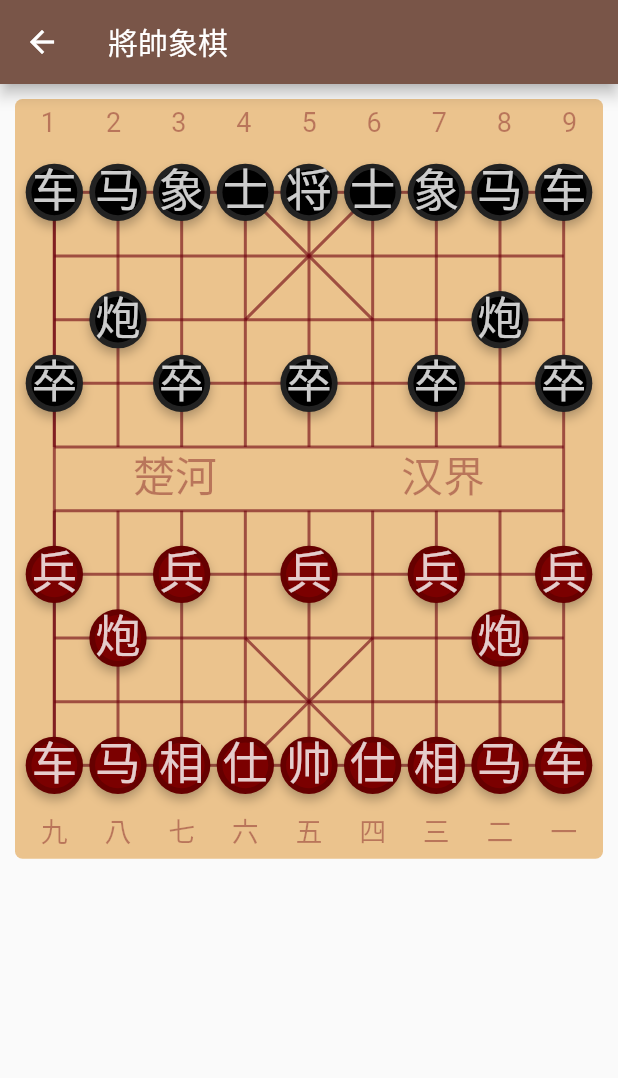
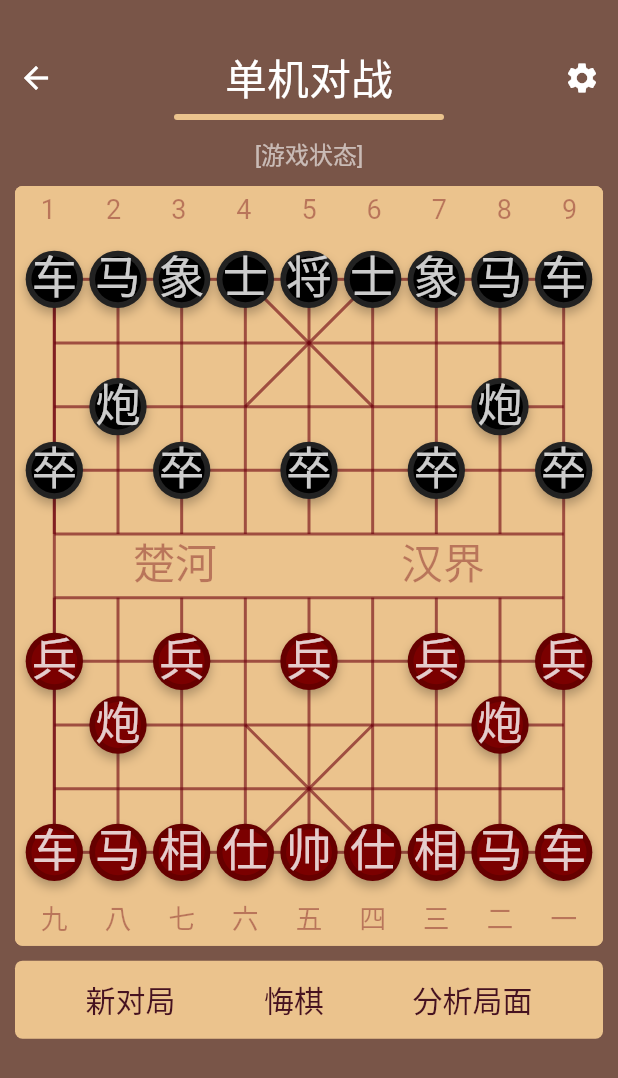
Before and after one commit to vagicc/flutter_chess, a Flutter app: the screen it shows after launch, after a tap on "单机对战", on a phone screen of 412 x 824 dp. Shown: the top 1078 px of the screen. Run offline on Flutter 3.47's test engine with Material 2 defaults, Android fonts, the phone set to English and light mode, and no system bars; Roboto replaces fonts that are missing (Chess).

Commit message:
添加棋盘的头部和顶部（新开局、悔棋、分析局面）

```diff
--- a/lib/main.dart
+++ b/lib/main.dart
@@ -7,6 +7,8 @@ void main() {
 
 class MyApp extends StatelessWidget {
   const MyApp({Key? key}) : super(key: key);
+
+  static const StatusBarHeight = 28.0;
 
   // This widget is the root of your application.
   @override
@@ -18,7 +20,7 @@ class MyApp extends StatelessWidget {
         fontFamily: 'Chess', //主题颜色
       ),
       home: const MainMenu(),
-      debugShowCheckedModeBanner: false,  //去掉右上角的“debug"
+      debugShowCheckedModeBanner: false, //去掉右上角的“debug"
     );
   }
 }
--- a/lib/routes/battle_page.dart
+++ b/lib/routes/battle_page.dart
@@ -1,7 +1,9 @@
 import 'package:flutter/material.dart';
 import '../board/board_widget.dart';
 import '../cchess/cc_base.dart';
+import '../common/color_consts.dart';
 import '../game/battle.dart';
+import '../main.dart';
 
 /*
 要在 vscode 中，如果需要将一个 StatelessWidget 修改为 StatefulWidget，
@@ -19,6 +21,98 @@ class BattlePage extends StatefulWidget {
 }
 
 class _BattlePageState extends State<BattlePage> {
+  Widget CreatePageHeader() {
+    final titleStyle =
+        TextStyle(fontSize: 28, color: ColorConsts.DarkTextPrimary);
+    final subTitleStyle =
+        TextStyle(fontSize: 16, color: ColorConsts.DarkTextSecondary);
+
+    return Container(
+      margin: const EdgeInsets.only(top: MyApp.StatusBarHeight),
+      child: Column(
+        children: <Widget>[
+          Row(
+            children: <Widget>[
+              IconButton(
+                icon:
+                    Icon(Icons.arrow_back, color: ColorConsts.DarkTextPrimary),
+                onPressed: () => Navigator.of(context).pop(),
+              ),
+              Expanded(child: SizedBox()),
+              Text('单机对战', style: titleStyle),
+              Expanded(child: SizedBox()),
+              IconButton(
+                icon: Icon(Icons.settings, color: ColorConsts.DarkTextPrimary),
+                onPressed: () {},
+              ),
+            ],
+          ),
+          Container(
+            height: 4,
+            width: 180,
+            margin: EdgeInsets.only(bottom: 10),
+            decoration: BoxDecoration(
+              color: ColorConsts.BoardBackground,
+              borderRadius: BorderRadius.circular(2),
+            ),
+          ),
+          Container(
+            padding: EdgeInsets.symmetric(horizontal: 16),
+            child: Text(
+              '[游戏状态]',
+              maxLines: 1,
+              style: subTitleStyle,
+            ),
+          ),
+        ],
+      ),
+    );
+  }
+
+  Widget CreateBoard() {
+    //
+    final windowSize = MediaQuery.of(context).size;
+
+    return Container(
+      margin: EdgeInsets.symmetric(
+        horizontal: BattlePage.BoardMarginH,
+        vertical: BattlePage.BoardMarginV,
+      ),
+      decoration: BoxDecoration(
+        borderRadius: BorderRadius.circular(5),
+        color: ColorConsts.BoardBackground,
+      ),
+      child: BoardWidget(
+        // 棋盘的宽度已经扣除了部分边界
+        width: windowSize.width - BattlePage.BoardMarginH * 2,
+        onBoardTap: onBoardTap,
+      ),
+    );
+  }
+
+  Widget CreateOperatorBar() {
+    //
+    final buttonStyle = TextStyle(color: ColorConsts.Primary, fontSize: 20);
+
+    return Container(
+      decoration: BoxDecoration(
+        borderRadius: BorderRadius.circular(5),
+        color: ColorConsts.BoardBackground,
+      ),
+      margin: EdgeInsets.symmetric(horizontal: BattlePage.BoardMarginH),
+      padding: EdgeInsets.symmetric(vertical: 2),
+      child: Row(children: <Widget>[
+        Expanded(child: SizedBox()),
+        TextButton(child: Text('新对局', style: buttonStyle), onPressed: () {}),
+        Expanded(child: SizedBox()),
+        TextButton(child: Text('悔棋', style: buttonStyle), onPressed: () {}),
+        Expanded(child: SizedBox()),
+        TextButton(child: Text('分析局面', style: buttonStyle), onPressed: () {}),
+        Expanded(child: SizedBox()),
+      ]),
+    );
+  }
+
   // 处理棋盘的点击事件
   onBoardTap(BuildContext context, int pos) {
     print('board cross index: $pos');
@@ -68,17 +162,15 @@ class _BattlePageState extends State<BattlePage> {
 
   @override
   Widget build(BuildContext context) {
-    final windowSize = MediaQuery.of(context).size;
-    final boardHeight = windowSize.width - BattlePage.BoardMarginH * 2;
-
     return Scaffold(
-      appBar: AppBar(title: Text('將帥象棋')),
-      body: Container(
-        margin: const EdgeInsets.symmetric(
-          horizontal: BattlePage.BoardMarginH,
-          vertical: BattlePage.BoardMarginV,
-        ),
-        child: BoardWidget(width: boardHeight, onBoardTap: onBoardTap),
+      // appBar: AppBar(title: Text('將帥象棋')),
+      backgroundColor: ColorConsts.DarkBackground,
+      body: Column(
+        children: <Widget>[
+          CreatePageHeader(),
+          CreateBoard(),
+          CreateOperatorBar(),
+        ],
       ),
     );
   }
--- a/lib/routes/main_menu.dart
+++ b/lib/routes/main_menu.dart
@@ -26,7 +26,7 @@ class MainMenu extends StatelessWidget {
         children: <Widget>[
           const Expanded(child: SizedBox(), flex: 4),
           Text(
-            "中国象棋=",
+            "中国象棋",
             style: nameStyle,
             textAlign: TextAlign.center,
           ),
@@ -51,7 +51,11 @@ class MainMenu extends StatelessWidget {
               "挑战云主机",
               style: menuItemStyle,
             ),
-            onPressed: () {},
+            onPressed: () {
+              Navigator.of(context).push(MaterialPageRoute(
+                builder: (context) => BattlePage(),
+              ));
+            },
           ),
           const Expanded(child: SizedBox()),
           TextButton(
```
